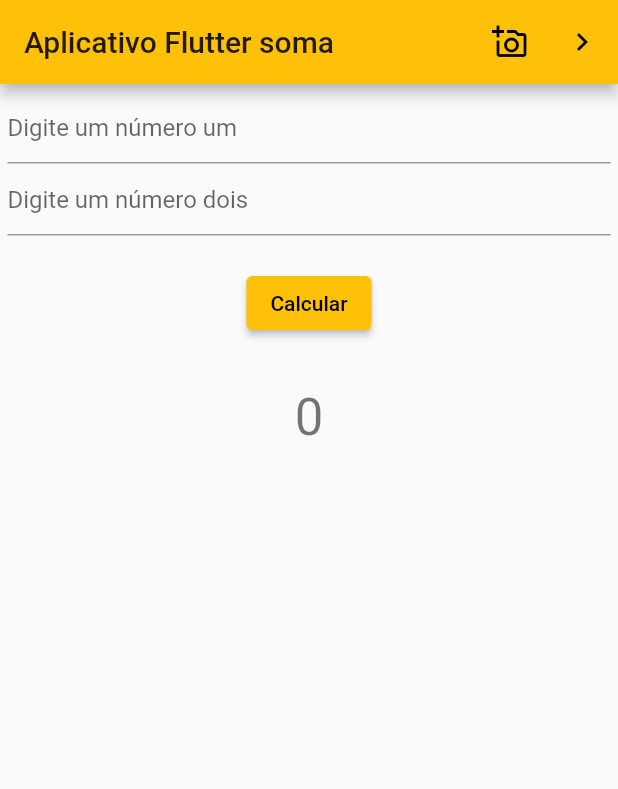
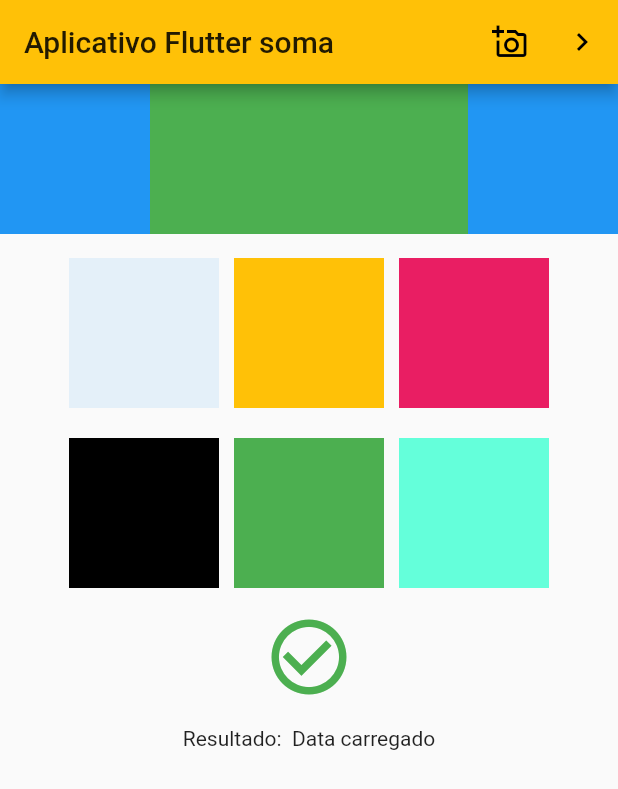
Before and after one commit to gregory-lp/app-teste, a Flutter app: the screen it shows after launch, on a phone screen of 412 x 824 dp. Shown: the top 789 px of the screen. Run offline on Flutter 3.47's test engine with Material 2 defaults, Android fonts, the phone set to English and light mode, and no system bars.

Commit message:
Com 5 09-02-2021

```diff
--- a/lib/main.dart
+++ b/lib/main.dart
@@ -128,149 +128,9 @@ class _MyHomePageState extends State<MyHomePage> {
     super.dispose();
   }
 
-/*
-  @override
-  Widget build(BuildContext context) {
-    // This method is rerun every time setState is called, for instance as done
-    // by the _incrementCounter method above.
-    //
-    // The Flutter framework has been optimized to make rerunning build methods
-    // fast, so that you can just rebuild anything that needs updating rather
-    // than having to individually change instances of widgets.
-    return Scaffold(
-      appBar: AppBar(
-        // Here we take the value from the MyHomePage object that was created by
-        // the App.build method, and use it to set our appbar title.
-        title: Text(widget.title),
-      ),
-      body: Center(
-        // Center is a layout widget. It takes a single child and positions it
-        // in the middle of the parent.
-        child: Column(
-          // Column is also a layout widget. It takes a list of children and
-          // arranges them vertically. By default, it sizes itself to fit its
-          // children horizontally, and tries to be as tall as its parent.
-          //
-          // Invoke "debug painting" (press "p" in the console, choose the
-          // "Toggle Debug Paint" action from the Flutter Inspector in Android
-          // Studio, or the "Toggle Debug Paint" command in Visual Studio Code)
-          // to see the wireframe for each widget.
-          //
-          // Column has various properties to control how it sizes itself and
-          // how it positions its children. Here we use mainAxisAlignment to
-          // center the children vertically; the main axis here is the vertical
-          // axis because Columns are vertical (the cross axis would be
-          // horizontal).
-          mainAxisAlignment: MainAxisAlignment.center,
-          children: <Widget>[
-            Text(
-              'You have pushed the button this many vezes teste:',
-            ),
-            Text(
-              '$_counter',
-              style: Theme.of(context).textTheme.headline4,
-            ),
-            Text(
-              'Teste',
-                style: TextStyle(fontWeight: FontWeight.bold, fontSize: 20)
-            ),
-          MaterialButton(
-            onPressed: _incrementCounter,
-            child: Text(
-              'Adicionar',
-              style: TextStyle(
-                fontWeight: FontWeight.bold,
-                fontSize: 20,
-                color: Colors.white,
-              )
-            ),
-            color: Color.fromARGB(100, 255, 0, 255),
-            padding: EdgeInsets.fromLTRB(12.0, 12.0, 12.0, 12.0),
-          ),
-            IconButton(
-              icon: Icon(Icons.add_alarm_sharp),
-            ),
-          ],
-        ),
-      ),
-      floatingActionButton: FloatingActionButton(
-        onPressed: _incrementCounter,
-        tooltip: 'Increment',
-        child: Icon(Icons.add_alarm_sharp),
-        backgroundColor: Color.fromARGB(50, 255, 0, 255),
-      ), // This trailing comma makes auto-formatting nicer for build methods.
-    );
-  }
-  */
-/*
-  @override
-  Widget build(BuildContext context) {
-    // This method is rerun every time setState is called, for instance as done
-    // by the _incrementCounter method above.
-    //
-    // The Flutter framework has been optimized to make rerunning build methods
-    // fast, so that you can just rebuild anything that needs updating rather
-    // than having to individually change instances of widgets.
-    return Scaffold(
-      appBar: AppBar(
-        // Here we take the value from the MyHomePage object that was created by
-        // the App.build method, and use it to set our appbar title.
-        title: Text(widget.title),
-      ),
-      body: Container(
-        child: Row(
-          children: <Widget>[
-            Expanded(
-              flex: 1,
-              child: Column(
-                children: <Widget>[
-                  Text('$_estadoPalavra'),
-                ],
-              ),
-            ),
-            Column(
-              children: <Widget>[
-                IconButton(
-                  icon: Icon(Icons.add_circle_rounded),
-                  onPressed: _mudaEstado,
-                )
-              ],
-            ),
-            Column(
-              children: <Widget>[
-                Form(
-                  key: _formKey,
-                  child: Column(children: <Widget>[
-                    TextFormField(
-                      decoration: const InputDecoration(
-                        hintText: 'Digite um número',
-                      ),
-                      validator: (value) {
-                        if (value.isEmpty) {
-                          return 'campo vazio';
-                        }
-                        return null;
-                      },
-                    ),
-                    Padding(
-                        padding: const EdgeInsets.symmetric(vertical: 16.0),
-                        child: ElevatedButton(
-                          onPressed: () {
-                            if (_formKey.currentState.validate()) {}
-                          },
-                          child: Text('Submit'),
-                        )
-                    )
-                  ]
-                  ),
-                ),
-              ],
-            ),
-          ],
-        ),
-      ),
-    );
-  }*/
+  Future<String> _calculation =
+      Future<String>.delayed(Duration(seconds: 2), () => 'Data carregado');
+
 
   @override
   Widget build(BuildContext context) {
@@ -302,54 +162,128 @@ class _MyHomePageState extends State<MyHomePage> {
           ),
         ],
       ),
-      body: Column(
-        children: <Widget>[
-          Form(
-            key: _formKey,
+      body: SafeArea(
         child: Column(
           children: <Widget>[
-                Padding(
-                  padding: const EdgeInsets.all(5.0),
-                  child: Column(
+            Row(
               children: <Widget>[
-                      TextField(
-                        decoration: const InputDecoration(
-                          hintText: 'Digite um número um',
+                Container(
+                  color: Colors.blue,
+                  height: 100,
+                  width: 100,
                 ),
-                        controller: valorUmcontroller,
-                        inputFormatters: <TextInputFormatter>[
-                          FilteringTextInputFormatter.digitsOnly,
+                Expanded(
+                  flex: 3,
+                  child: Container(
+                    color: Colors.green,
+                    height: 100,
+                    width: 100,
+                  ),
+                ),
+                Container(
+                  color: Colors.blue,
+                  height: 100,
+                  width: 100,
+                ),
               ],
             ),
-                      TextField(
-                        decoration: const InputDecoration(
-                          hintText: 'Digite um número dois',
+            Padding(
+              padding: const EdgeInsets.symmetric(vertical: 16.0),
+              child: Wrap(
+                alignment: WrapAlignment.end,
+                spacing: 10.0,
+                runSpacing: 20.0,
+                children: [
+                  Opacity(
+                    opacity: 0.10,
+                    child: Container(
+                      color: Colors.blue,
+                      height: 100,
+                      width: 100,
                     ),
-                        controller: valorDoiscontroller,
-                        inputFormatters: <TextInputFormatter>[
-                          FilteringTextInputFormatter.digitsOnly,
-                        ],
+                  ),
+                  Container(
+                    color: Colors.amber,
+                    height: 100,
+                    width: 100,
+                  ),
+                  Container(
+                    color: Colors.pink,
+                    height: 100,
+                    width: 100,
+                  ),
+                  Container(
+                    color: Colors.black,
+                    height: 100,
+                    width: 100,
+                  ),
+                  Container(
+                    color: Colors.green,
+                    height: 100,
+                    width: 100,
+                  ),
+                  Container(
+                    color: Colors.tealAccent,
+                    height: 100,
+                    width: 100,
                   ),
                 ],
               ),
             ),
+            Container(
+              child: FutureBuilder<String>(
+                  future: _calculation,
+                  builder:
+                      (BuildContext context, AsyncSnapshot<String> snapshot) {
+                    List<Widget> children;
+                    if (snapshot.hasData) {
+                      children = <Widget>[
+                        Icon(
+                          Icons.check_circle_outline,
+                          color: Colors.green,
+                          size: 60,
+                        ),
                         Padding(
-                    padding: const EdgeInsets.symmetric(vertical: 16.0),
-                    child: ElevatedButton(
-                      onPressed: _multiplicaValor,
-                      child: Text('Calcular'),
-                    ))
+                          padding: const EdgeInsets.only(top: 16),
+                          child: Text('Resultado:  ${snapshot.data}'),
+                        )
+                      ];
+                    } else if (snapshot.hasError) {
+                      children = <Widget>[
+                        Icon(
+                          Icons.error_outline,
+                          color: Colors.red,
+                          size: 60,
+                        ),
+                        Padding(
+                          padding: const EdgeInsets.only(top: 16),
+                          child: Text('Error: ${snapshot.error}'),
+                        )
+                      ];
+                    } else {
+                      children = <Widget>[
+                        SizedBox(
+                          child: CircularProgressIndicator(),
+                          width: 60,
+                          height: 60,
+                        ),
+                        const Padding(
+                          padding: EdgeInsets.only(top: 16),
+                          child: Text('Esperando resultado...'),
+                        )
+                      ];
+                    }
+                    return Center(
+                      child: Column(
+                        mainAxisAlignment: MainAxisAlignment.center,
+                        crossAxisAlignment: CrossAxisAlignment.center,
+                        children: children,
+                      ),
+                    );
+                  }),
+            ),
           ],
         ),
-          ),
-          Padding(
-            padding: const EdgeInsets.symmetric(vertical: 16.0),
-            child: Text(
-              '$_resultado',
-              style: Theme.of(context).textTheme.headline4,
-            ),
-          ),
-        ],
       ),
     );
   }
```
Lines whose indentation alone changed are shown as unchanged.
